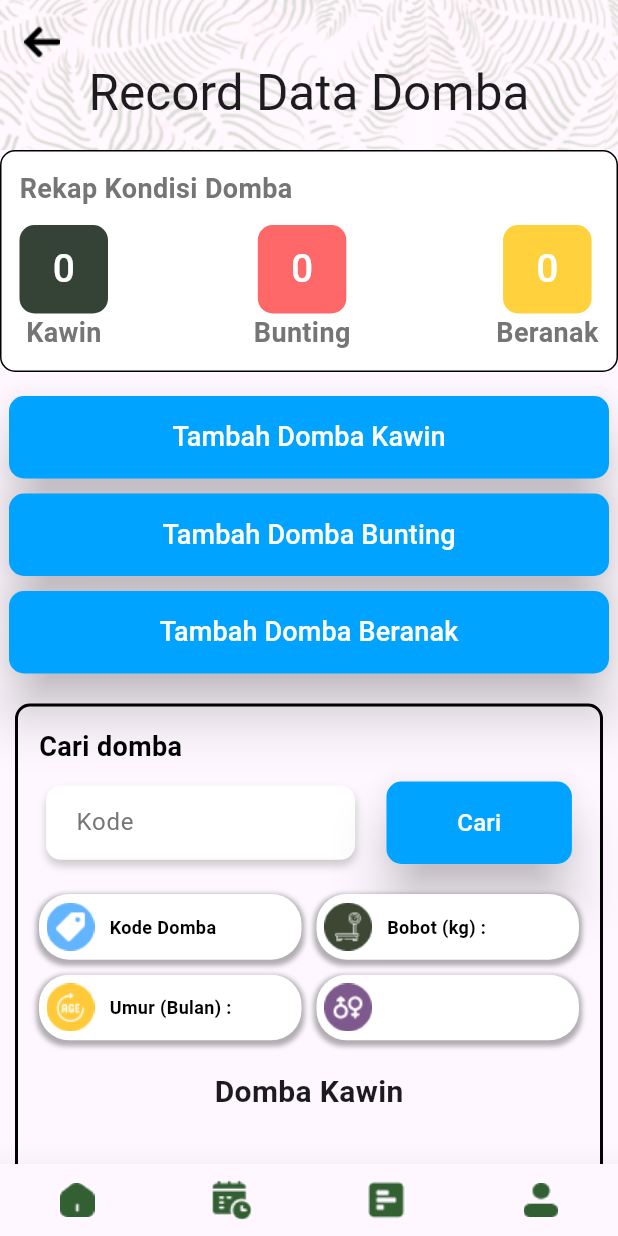
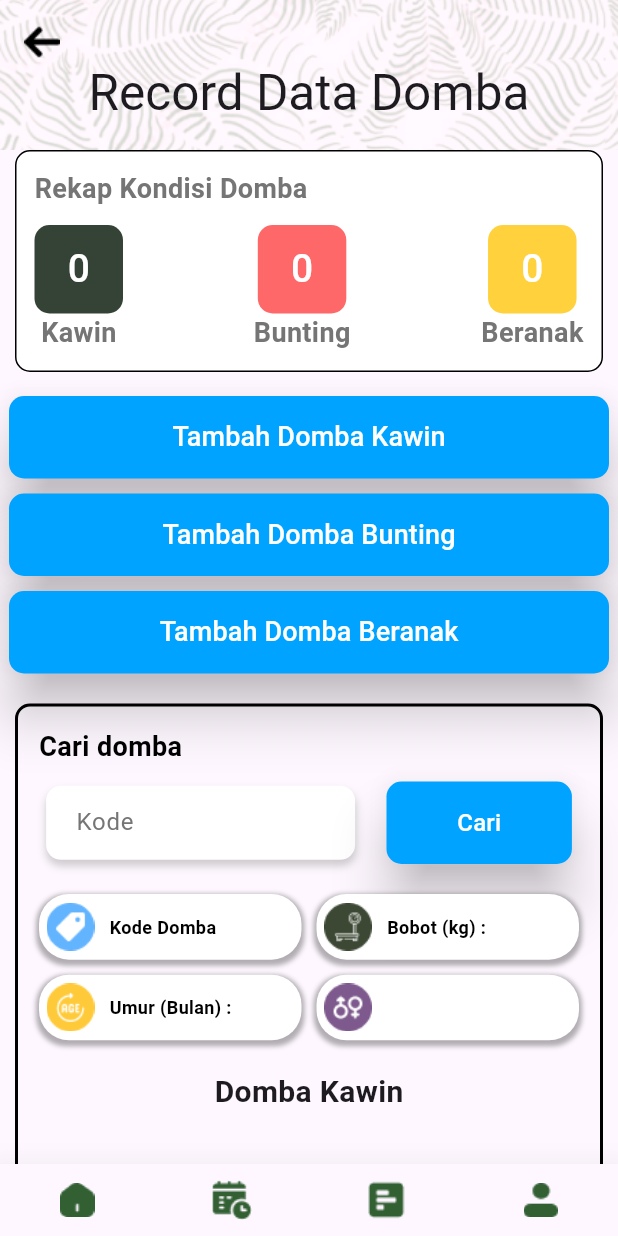
Before and after one commit to ForceClose31/Mantab, a Flutter app: the RecordDomba screen opened directly, on a phone screen of 412 x 824 dp. Run offline on Flutter 3.47's test engine with Material 3 defaults, Android fonts, the light colour scheme and no system bars; our stand-ins replace cloud_firestore, firebase_auth, firebase_core, firebase_storage, visibility_detector, youtube_player_flutter; accounts and stored records are empty.

Commit message:
fix: layout top content record domba

```diff
--- a/lib/screens/recordDomba/screen/recordDomba.dart
+++ b/lib/screens/recordDomba/screen/recordDomba.dart
@@ -81,6 +81,7 @@ class RecordDomba extends StatelessWidget {
                             children: [
                               Container(
                                 padding: EdgeInsets.all(12),
+                                margin: EdgeInsets.only(left: 10, right: 10),
                                 height: 148,
                                 width: double.infinity,
                                 decoration: BoxDecoration(
```
